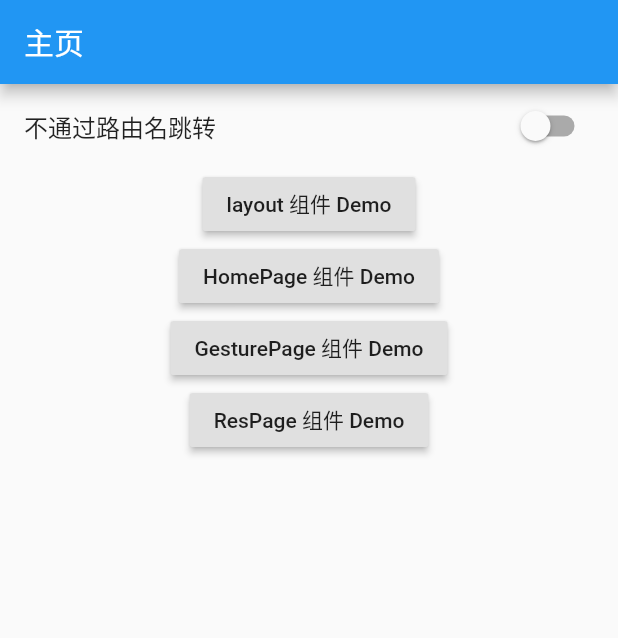
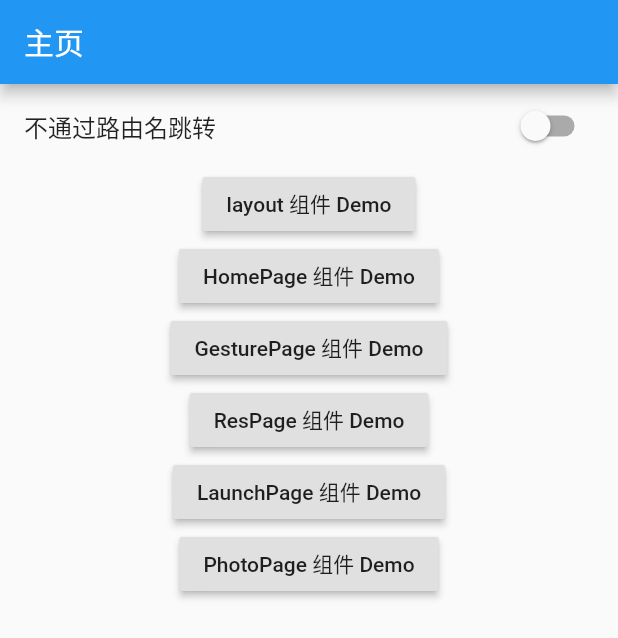
Before and after one commit to ly4work/Trip-Flutter, a Flutter app: the screen it shows after launch, on a phone screen of 412 x 824 dp. Shown: the top 638 px of the screen. Run offline on Flutter 3.47's test engine with Material 2 defaults, Android fonts, the phone set to English and light mode, and no system bars.

```diff
--- a/lib/main.dart
+++ b/lib/main.dart
@@ -1,6 +1,8 @@
 import 'package:chak/flutter_layout_page.dart';
 import 'package:chak/gesture_page.dart';
 import 'package:chak/home_page.dart';
+import 'package:chak/launch_use_page.dart';
+import 'package:chak/photo_app_page.dart';
 import 'package:chak/res_page.dart';
 import 'package:flutter/material.dart';
 
@@ -23,6 +25,8 @@ class MainApp extends StatelessWidget {
         'home': (BuildContext context) => HomePage(),
         'gesture': (BuildContext context) => GesturePage(),
         'resource': (BuildContext context) => ResPage(),
+        'launch': (BuildContext context) => LaunchPage(),
+        'photo': (BuildContext context) => PhotoPage(),
       },
     );
   }
@@ -50,9 +54,11 @@ class _RouteNavigatorState extends State<RouteNavigator> {
             },
           ),
           _item('layout 组件 Demo', LayoutPage(), 'layout'),
-          _item('HomePage 组件 Demo', HomePage(), 'HomePage'),
-          _item('GesturePage 组件 Demo', GesturePage(), 'GesturePage'),
-          _item('ResPage 组件 Demo', ResPage(), 'ResPage'),
+          _item('HomePage 组件 Demo', HomePage(), 'home'),
+          _item('GesturePage 组件 Demo', GesturePage(), 'gesture'),
+          _item('ResPage 组件 Demo', ResPage(), 'resource'),
+          _item('LaunchPage 组件 Demo', LaunchPage(), 'launch'),
+          _item('PhotoPage 组件 Demo', PhotoPage(), 'photo'),
         ],
       ),
     );
```
Also changed, not shown: lib/launch_use_page.dart (added, +74 -0 lines), lib/photo_app_page.dart (added, +37 -0 lines), pubspec.lock, 2 other files.
